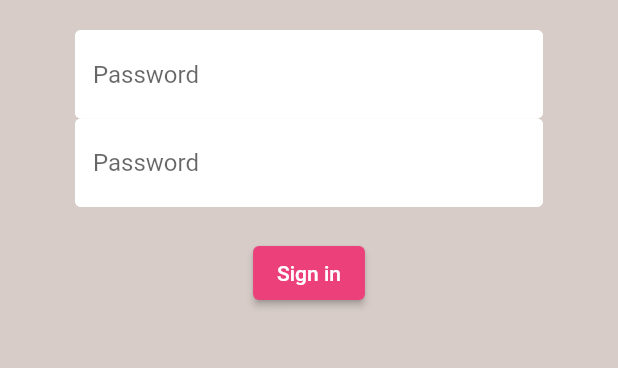
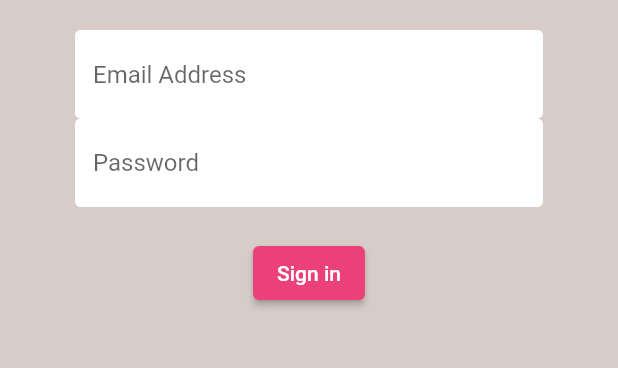
Before and after one commit to dulangakithmini/coffee-tracker, a Flutter app: the screen it shows after launch, after a tap on "Sign in", after a tap on "Register", after a tap on "Sign In", on a phone screen of 412 x 824 dp, the part 84-452 px from its top. Run offline on Flutter 3.47's test engine with Material 2 defaults, Android fonts, the phone set to English and light mode, and no system bars; our stand-ins replace firebase_auth, firebase_core; accounts and stored records are empty.

Commit message:
Pass hint text to textInputDecoration with copyWith

```diff
--- a/lib/screens/Authentication/register.dart
+++ b/lib/screens/Authentication/register.dart
@@ -50,7 +50,8 @@ class _RegisterState extends State<Register> {
             child: Column(
               children: [
                 TextFormField(
-                  decoration: textInputDecoration,
+                  decoration:
+                      textInputDecoration.copyWith(hintText: 'Email Address'),
                   validator: (val) => val.isEmpty ? 'Enter an email' : null,
                   onChanged: (val) {
                     setState(() {
@@ -59,7 +60,8 @@ class _RegisterState extends State<Register> {
                   },
                 ),
                 TextFormField(
-                  decoration: textInputDecoration,
+                  decoration:
+                      textInputDecoration.copyWith(hintText: 'Password'),
                   validator: (val) => val.length < 6
                       ? 'Enter a password with at least 7 characters'
                       : null,
--- a/lib/screens/Authentication/sign_in.dart
+++ b/lib/screens/Authentication/sign_in.dart
@@ -49,7 +49,8 @@ class _SignInState extends State<SignIn> {
             child: Column(
               children: [
                 TextFormField(
-                  decoration: textInputDecoration,
+                  decoration:
+                      textInputDecoration.copyWith(hintText: 'Email Address'),
                   validator: (val) => val.isEmpty ? 'Enter an email' : null,
                   onChanged: (val) {
                     setState(() {
@@ -58,7 +59,8 @@ class _SignInState extends State<SignIn> {
                   },
                 ),
                 TextFormField(
-                  decoration: textInputDecoration,
+                  decoration:
+                      textInputDecoration.copyWith(hintText: 'Password'),
                   validator: (val) => val.isEmpty ? 'Enter an email' : null,
                   onChanged: (val) {
                     setState(() {
--- a/lib/shared/constants.dart
+++ b/lib/shared/constants.dart
@@ -1,8 +1,6 @@
 import 'package:flutter/material.dart';
 
 const textInputDecoration = InputDecoration(
-  hintText: 'Password',
-
   /// Background colour of the text field
   fillColor: Colors.white,
   filled: true,
```
